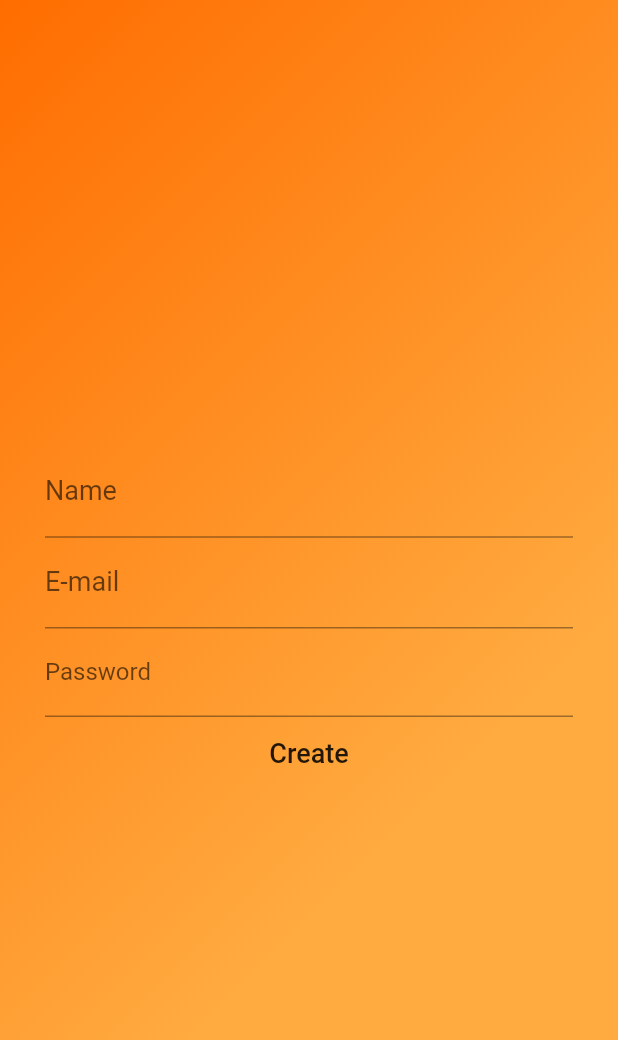
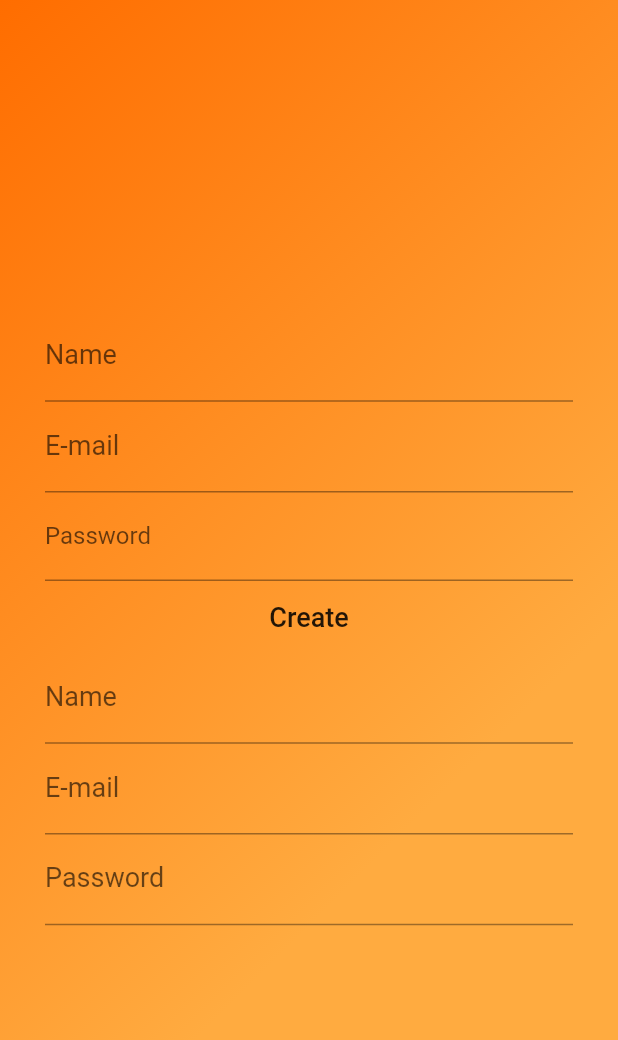
Before and after one commit to spike-monster/spike_monster, a Flutter app: the RegisterPage screen opened directly, on a phone screen of 412 x 824 dp. Shown: the top 1040 px of the screen. Run offline on Flutter 3.47's test engine with Material 2 defaults, Android fonts, the phone set to English and light mode, and no system bars; our stand-ins replace animated_text_kit, cloud_firestore, equatable, firebase_auth, firebase_core, google_fonts and 2 more; missing offline and left inert: local_hero; accounts and stored records are empty.

Commit message:
fixed conflicts

```diff
--- a/lib/view/register_page.dart
+++ b/lib/view/register_page.dart
@@ -65,10 +65,40 @@ class RegisterPage extends StatelessWidget {
                       ),
                     ),
                   ),
-                ],
+                    TextField(
+                      onChanged: (value){},
+                      obscureText:  true,
+                      decoration:  const InputDecoration(
+                        labelText: 'Name',
+                        labelStyle: TextStyle(
+                        fontSize:  18,
+                        ),
+                      ),
+                    ),
+                    TextField(
+                      onChanged: (value){},
+                      obscureText:  true,
+                      decoration:  const InputDecoration(
+                        labelText: 'E-mail',
+                        labelStyle: TextStyle(
+                        fontSize:  18,
+                        ),
+                      ),
+                    ),
+                    TextField(
+                      onChanged: (value){},
+                      obscureText:  true,
+                      decoration:  const InputDecoration(
+                        labelText: 'Password',
+                        labelStyle: TextStyle(
+                        fontSize:  18,
+                        ),
+                      ),
+                    ),
+                  ],
               ),
             ),
-          ],
+          ]
         ),
       ),
     );
```
